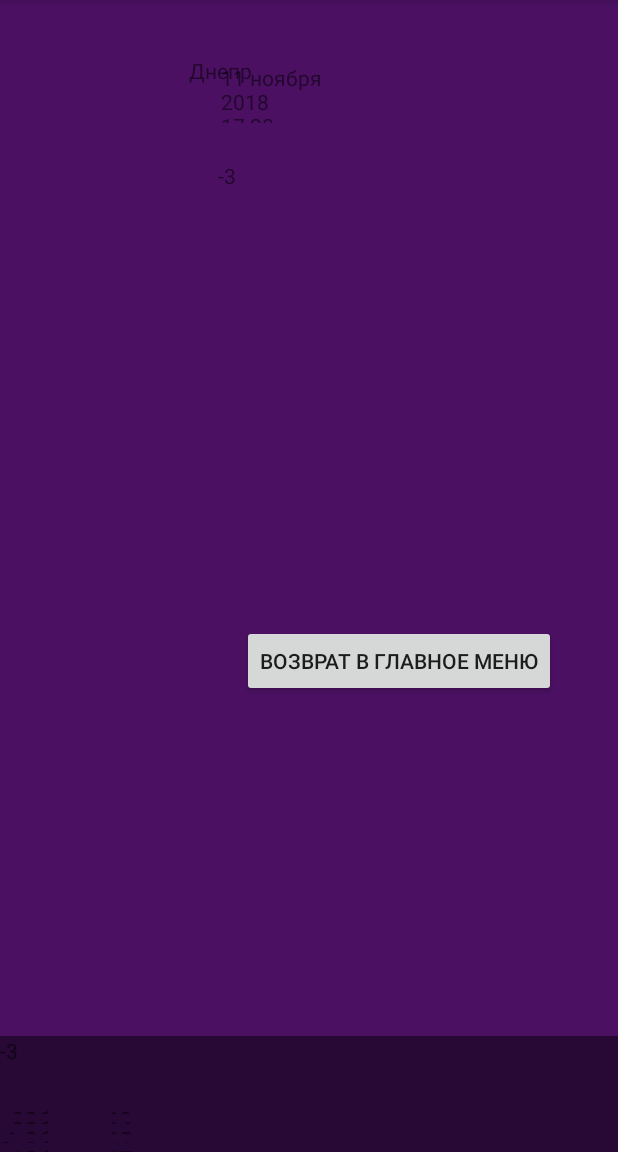
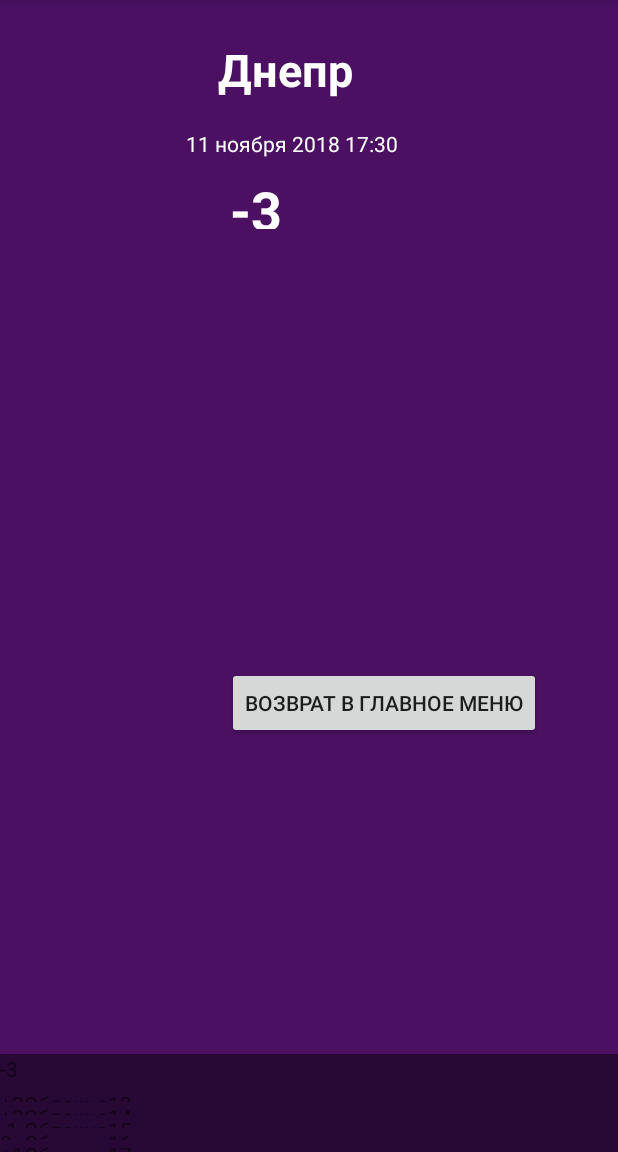
Before and after one commit to TarasovVP/WFU2, an Android app: the screen it shows after launch (MainActivity), on a phone screen of 412 x 824 dp, the part 84-1236 px from its top. Run offline under Robolectric (Android 15) with nearby library versions, the phone set to English and light mode, and no system bars.

Commit message:
Optimized main page

```diff
--- a/app/src/main/res/layout/activity_main.xml
+++ b/app/src/main/res/layout/activity_main.xml
@@ -1,5 +1,6 @@
 <?xml version="1.0" encoding="utf-8"?>
 <LinearLayout xmlns:android="http://schemas.android.com/apk/res/android"
+    xmlns:app="http://schemas.android.com/apk/res-auto"
     xmlns:tools="http://schemas.android.com/tools"
     android:id="@+id/linearLayout1"
     android:layout_width="match_parent"
@@ -17,50 +18,57 @@
 
         <TextView
             android:id="@+id/date"
-            android:text="11 ноября 2018\n17:30"
-            android:layout_width="72dp"
-            android:layout_height="40dp"
+            android:layout_width="160dp"
+            android:layout_height="wrap_content"
             android:layout_above="@+id/city"
             android:layout_alignParentStart="true"
             android:layout_alignParentLeft="true"
-            android:layout_marginStart="147dp"
-            android:layout_marginLeft="147dp"
-            android:layout_marginBottom="-82dp" />
+            android:layout_marginStart="124dp"
+            android:layout_marginLeft="124dp"
+            android:layout_marginBottom="-105dp"
+            android:text="@string/_11_2018_n17_30"
+            android:textColor="@color/White" />
 
         <TextView
             android:id="@+id/city"
-            android:text="Днепр"
             android:layout_width="115dp"
             android:layout_height="wrap_content"
             android:layout_alignParentStart="true"
             android:layout_alignParentLeft="true"
             android:layout_alignParentTop="true"
-            android:layout_marginStart="126dp"
-            android:layout_marginLeft="126dp"
-            android:layout_marginTop="37dp" />
+            android:layout_marginStart="145dp"
+            android:layout_marginLeft="145dp"
+            android:layout_marginTop="26dp"
+            android:text="@string/city"
+            android:textColor="@color/White"
+            android:textSize="30sp"
+            android:textStyle="bold" />
 
         <TextView
             android:id="@+id/temperature"
-            android:text="-3"
             android:layout_width="76dp"
             android:layout_height="37dp"
             android:layout_alignParentStart="true"
             android:layout_alignParentLeft="true"
             android:layout_alignParentTop="true"
-            android:layout_marginStart="145dp"
-            android:layout_marginLeft="145dp"
-            android:layout_marginTop="107dp" />
+            android:layout_marginStart="153dp"
+            android:layout_marginLeft="153dp"
+            android:layout_marginTop="115dp"
+            android:text="@string/_3"
+            android:textColor="@color/White"
+            android:textSize="36sp"
+            android:textStyle="bold" />
 
         <Button
             android:id="@+id/back"
             android:layout_width="wrap_content"
             android:layout_height="wrap_content"
+            android:layout_alignParentStart="true"
+            android:layout_alignParentLeft="true"
             android:layout_alignParentBottom="true"
-            android:layout_marginStart="-58dp"
-            android:layout_marginBottom="226dp"
-            android:layout_toEndOf="@+id/date"
-            android:layout_marginLeft="-58dp"
-            android:layout_toRightOf="@+id/date" />
+            android:layout_marginStart="151dp"
+            android:layout_marginLeft="151dp"
+            android:layout_marginBottom="210dp" />
     </RelativeLayout>
 
     <TableLayout
@@ -74,7 +82,7 @@
         <TableLayout
             android:id="@+id/Hours1"
             android:layout_width="wrap_content"
-            android:layout_height="wrap_content"
+            android:layout_height="34dp"
             android:layout_weight="1"
             android:background="@color/DarkPurple"
             android:orientation="horizontal"
@@ -85,19 +93,19 @@
                 android:id="@+id/tempHour1"
                 android:layout_width="wrap_content"
                 android:layout_height="match_parent"
-                android:text="-3" />
+                android:text="@string/_3" />
 
             <TextView
                 android:id="@+id/cloudHour1"
                 android:layout_width="wrap_content"
                 android:layout_height="match_parent"
-                android:text="Облачно" />
+                android:text="@string/cloud" />
 
             <TextView
                 android:id="@+id/Hour1"
                 android:layout_width="wrap_content"
                 android:layout_height="match_parent"
-                android:text="12" />
+                android:text="@string/_12" />
         </TableLayout>
 
         <TableRow
@@ -110,19 +118,19 @@
 
             <TextView
                 android:id="@+id/tempHour2"
-                android:text="+2"
+                android:text="@string/_2"
                 android:layout_width="wrap_content"
                 android:layout_height="wrap_content" />
 
             <TextView
                 android:id="@+id/cloudHour2"
-                android:text="Облачно"
+                android:text="@string/cloud"
                 android:layout_width="wrap_content"
                 android:layout_height="wrap_content" />
 
             <TextView
                 android:id="@+id/Hour2"
-                android:text="13"
+                android:text="@string/_13"
                 android:layout_width="wrap_content"
                 android:layout_height="wrap_content" />
         </TableRow>
@@ -141,19 +149,19 @@
                 android:id="@+id/tempHour3"
                 android:layout_width="wrap_content"
                 android:layout_height="wrap_content"
-                android:text="+3" />
+                android:text="@string/_3_" />
 
             <TextView
                 android:id="@+id/cloudHour3"
                 android:layout_width="wrap_content"
                 android:layout_height="wrap_content"
-                android:text="Облачно" />
+                android:text="@string/cloud" />
 
             <TextView
                 android:id="@+id/Hour3"
                 android:layout_width="wrap_content"
                 android:layout_height="wrap_content"
-                android:text="14" />
+                android:text="@string/_14" />
         </TableRow>
 
         <TableRow
@@ -166,19 +174,19 @@
 
             <TextView
                 android:id="@+id/tempHour4"
-                android:text="-1"
+                android:text="@string/_1"
                 android:layout_width="wrap_content"
                 android:layout_height="wrap_content" />
 
             <TextView
                 android:id="@+id/cloudHour4"
-                android:text="Облачно"
+                android:text="@string/cloud"
                 android:layout_width="wrap_content"
                 android:layout_height="wrap_content" />
 
             <TextView
                 android:id="@+id/Hour4"
-                android:text="15"
+                android:text="@string/_15"
                 android:layout_width="wrap_content"
                 android:layout_height="wrap_content" />
         </TableRow>
@@ -193,19 +201,19 @@
 
             <TextView
                 android:id="@+id/tempHour5"
-                android:text="0"
+                android:text="@string/_0"
                 android:layout_width="wrap_content"
                 android:layout_height="wrap_content" />
 
             <TextView
                 android:id="@+id/cloudHour5"
-                android:text="Облачно"
+                android:text="@string/cloud"
                 android:layout_width="wrap_content"
                 android:layout_height="wrap_content" />
 
             <TextView
                 android:id="@+id/Hour5"
-                android:text="16"
+                android:text="@string/_16"
                 android:layout_width="wrap_content"
                 android:layout_height="wrap_content" />
         </TableRow>
@@ -220,19 +228,19 @@
 
             <TextView
                 android:id="@+id/tempHour6"
-                android:text="+1"
+                android:text="@string/_1_"
                 android:layout_width="wrap_content"
                 android:layout_height="wrap_content" />
 
             <TextView
                 android:id="@+id/cloudHour6"
-                android:text="Облачно"
+                android:text="@string/cloud"
                 android:layout_width="wrap_content"
                 android:layout_height="wrap_content" />
 
             <TextView
                 android:id="@+id/Hour6"
-                android:text="17"
+                android:text="@string/_17"
                 android:layout_width="wrap_content"
                 android:layout_height="wrap_content" />
         </TableRow>
--- a/app/src/main/res/values/strings.xml
+++ b/app/src/main/res/values/strings.xml
@@ -1,4 +1,25 @@
 <resources>
     <string name="app_name">WFU2</string>
     <string name="title_activity_start">StartActivity</string>
+    <string name="_11_2018_n17_30">11 ноября 2018 17:30</string>
+    <string name="city">Днепр</string>
+    <string name="_3">-3</string>
+    <string name="_3__">-3</string>
+    <string name="cloud">Облачно</string>
+    <string name="_12">12</string>
+    <string name="_2">+2</string>
+    <string name="cloud1">Облачно</string>
+    <string name="_13">13</string>
+    <string name="_3_">+3</string>
+    <string name="cloud2">Облачно</string>
+    <string name="_14">14</string>
+    <string name="_1">-1</string>
+    <string name="cloud3">Облачно</string>
+    <string name="_15">15</string>
+    <string name="_0">0</string>
+    <string name="cloud4">Облачно</string>
+    <string name="_16">16</string>
+    <string name="_1_">+1</string>
+    <string name="cloud5">Облачно</string>
+    <string name="_17">17</string>
 </resources>
```
